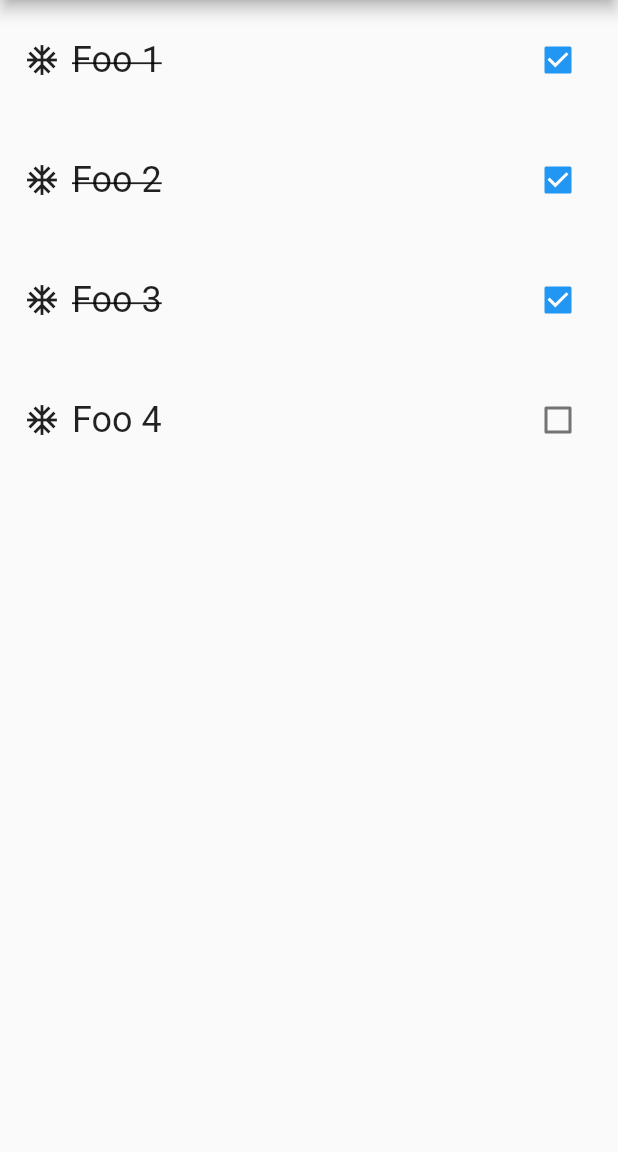
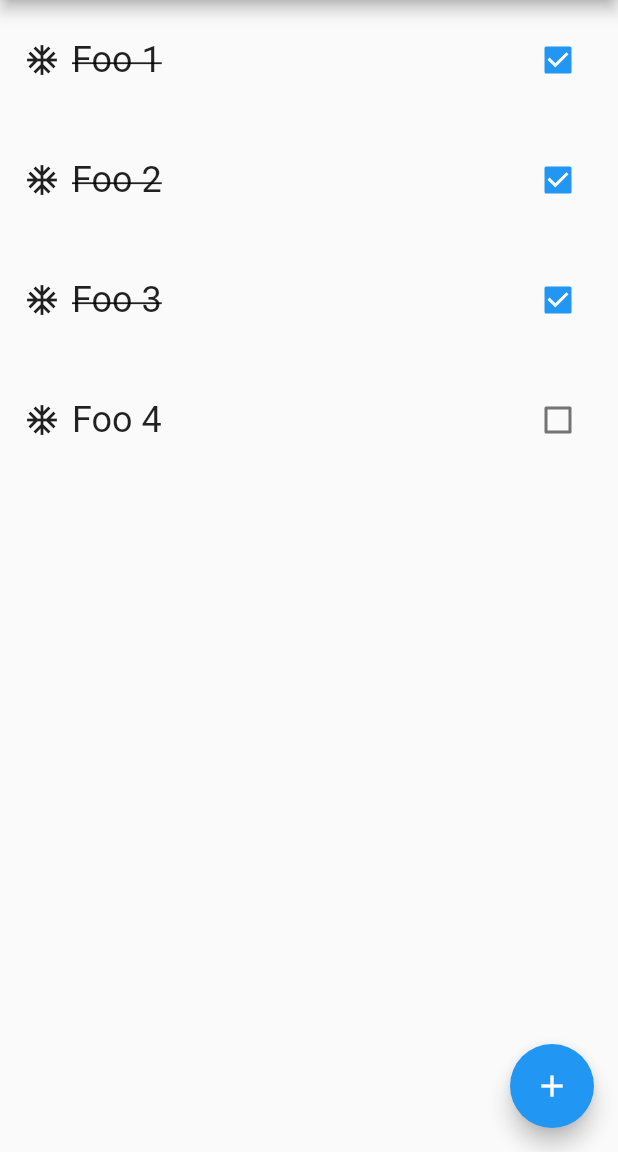
Before and after one commit to FlutterStudyJam-Berlin/todo_app, a Flutter app: the screen it shows after launch, on a phone screen of 412 x 824 dp, the part 84-1236 px from its top. Run offline on Flutter 3.47's test engine with Material 2 defaults, Android fonts, the phone set to English and light mode, and no system bars.

Commit message:
Add floating action button

```diff
--- a/lib/main.dart
+++ b/lib/main.dart
@@ -24,6 +24,10 @@ class TodoListApp extends StatelessWidget {
     return Screen(
       title: "Todo List",
       body: TodoListRoute(),
+      floatingActionButton: FloatingActionButton(
+        onPressed: () {},
+        child: Icon(Icons.add),
+      ),
     );
   }
 }
--- a/lib/screen.dart
+++ b/lib/screen.dart
@@ -3,10 +3,12 @@ import 'package:flutter/material.dart';
 class Screen extends StatelessWidget {
   final String title;
   final Widget body;
+  final FloatingActionButton floatingActionButton;
 
   const Screen({
     @required this.title,
     @required this.body,
+    this.floatingActionButton,
   })  : assert(title != null),
         assert(body != null);
 
@@ -17,6 +19,7 @@ class Screen extends StatelessWidget {
         title: Text(title),
       ),
       body: body,
+      floatingActionButton: floatingActionButton,
     );
   }
 }
```
